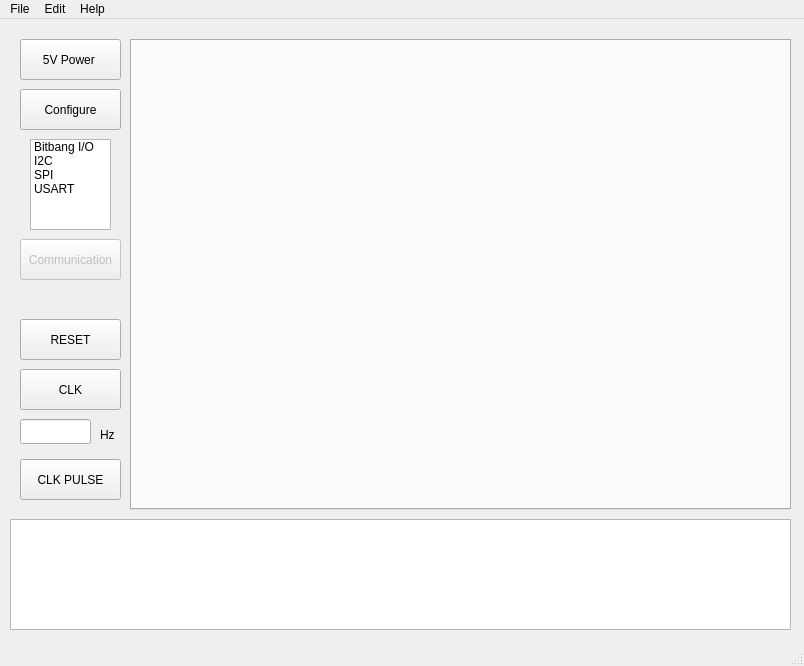
Qt form mainwindow.ui (GaryBlackbourne/Logsys-GUI) before a commit.
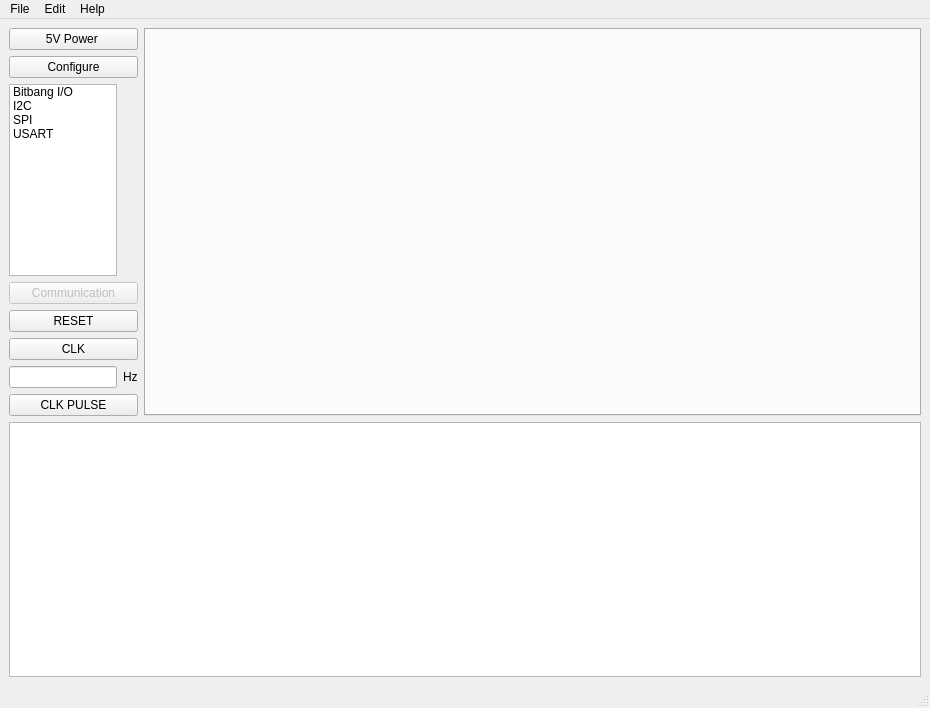
The same form after that commit.

Commit message: Added layout, and window resize support

```diff
--- a/mainwindow.ui
+++ b/mainwindow.ui
@@ -6,12 +6,12 @@
    <rect>
     <x>0</x>
     <y>0</y>
-    <width>804</width>
-    <height>666</height>
+    <width>930</width>
+    <height>708</height>
    </rect>
   </property>
   <property name="sizePolicy">
-   <sizepolicy hsizetype="Fixed" vsizetype="Fixed">
+   <sizepolicy hsizetype="Preferred" vsizetype="Preferred">
     <horstretch>0</horstretch>
     <verstretch>0</verstretch>
    </sizepolicy>
@@ -20,30 +20,14 @@
    <string>Logsys-GUI</string>
   </property>
   <widget class="QWidget" name="centralwidget">
-   <widget class="QTextEdit" name="outputConsole">
-    <property name="geometry">
-     <rect>
-      <x>10</x>
-      <y>500</y>
-      <width>781</width>
-      <height>111</height>
-     </rect>
-    </property>
-    <property name="sizePolicy">
-     <sizepolicy hsizetype="Expanding" vsizetype="Expanding">
-      <horstretch>1</horstretch>
-      <verstretch>1</verstretch>
-     </sizepolicy>
-    </property>
-   </widget>
+   <layout class="QGridLayout" name="gridLayout">
+    <item row="0" column="0" colspan="2">
    <widget class="QPushButton" name="pushbtn_PWR">
-    <property name="geometry">
-     <rect>
-      <x>20</x>
-      <y>20</y>
-      <width>101</width>
-      <height>41</height>
-     </rect>
+      <property name="sizePolicy">
+       <sizepolicy hsizetype="Preferred" vsizetype="Fixed">
+        <horstretch>0</horstretch>
+        <verstretch>0</verstretch>
+       </sizepolicy>
     </property>
     <property name="text">
      <string>5V Power </string>
@@ -52,47 +36,49 @@
      <bool>true</bool>
     </property>
    </widget>
-   <widget class="QListWidget" name="comm_selector">
-    <property name="geometry">
-     <rect>
-      <x>30</x>
-      <y>120</y>
-      <width>81</width>
-      <height>91</height>
-     </rect>
-    </property>
-    <item>
-     <property name="text">
-      <string>Bitbang I/O</string>
-     </property>
+    </item>
+    <item row="0" column="2" rowspan="8">
+     <widget class="QTabWidget" name="tab_container">
+      <property name="sizePolicy">
+       <sizepolicy hsizetype="Preferred" vsizetype="Preferred">
+        <horstretch>1</horstretch>
+        <verstretch>0</verstretch>
+       </sizepolicy>
+      </property>
+      <property name="maximumSize">
+       <size>
+        <width>16777215</width>
+        <height>16777215</height>
+       </size>
+      </property>
+     </widget>
     </item>
-    <item>
-     <property name="text">
-      <string>I2C</string>
-     </property>
-    </item>
-    <item>
+    <item row="1" column="0" colspan="2">
+     <widget class="QPushButton" name="pushbtn_CFG">
+      <property name="sizePolicy">
+       <sizepolicy hsizetype="Preferred" vsizetype="Fixed">
+        <horstretch>0</horstretch>
+        <verstretch>0</verstretch>
+       </sizepolicy>
+      </property>
      <property name="text">
-      <string>SPI</string>
-     </property>
-    </item>
-    <item>
-     <property name="text">
-      <string>USART</string>
-     </property>
-    </item>
-   </widget>
+       <string>Configure</string>
+      </property>
+      <property name="checkable">
+       <bool>true</bool>
+      </property>
+     </widget>
+    </item>
+    <item row="3" column="0" colspan="2">
    <widget class="QPushButton" name="pushbtn_COM">
     <property name="enabled">
      <bool>false</bool>
     </property>
-    <property name="geometry">
-     <rect>
-      <x>20</x>
-      <y>220</y>
-      <width>101</width>
-      <height>41</height>
-     </rect>
+      <property name="sizePolicy">
+       <sizepolicy hsizetype="Preferred" vsizetype="Fixed">
+        <horstretch>0</horstretch>
+        <verstretch>0</verstretch>
+       </sizepolicy>
     </property>
     <property name="text">
      <string>Communication</string>
@@ -101,46 +87,14 @@
      <bool>true</bool>
     </property>
    </widget>
-   <widget class="QPushButton" name="pushbtn_CFG">
-    <property name="geometry">
-     <rect>
-      <x>20</x>
-      <y>70</y>
-      <width>101</width>
-      <height>41</height>
-     </rect>
-    </property>
-    <property name="text">
-     <string>Configure</string>
-    </property>
-    <property name="checkable">
-     <bool>true</bool>
-    </property>
-   </widget>
-   <widget class="QTabWidget" name="tab_container">
-    <property name="geometry">
-     <rect>
-      <x>130</x>
-      <y>20</y>
-      <width>661</width>
-      <height>471</height>
-     </rect>
-    </property>
-    <property name="sizePolicy">
-     <sizepolicy hsizetype="Expanding" vsizetype="Fixed">
-      <horstretch>1</horstretch>
-      <verstretch>0</verstretch>
-     </sizepolicy>
-    </property>
-   </widget>
+    </item>
+    <item row="4" column="0" colspan="2">
    <widget class="QPushButton" name="pushbtn_RST">
-    <property name="geometry">
-     <rect>
-      <x>20</x>
-      <y>300</y>
-      <width>101</width>
-      <height>41</height>
-     </rect>
+      <property name="sizePolicy">
+       <sizepolicy hsizetype="Preferred" vsizetype="Fixed">
+        <horstretch>0</horstretch>
+        <verstretch>0</verstretch>
+       </sizepolicy>
     </property>
     <property name="text">
      <string>RESET</string>
@@ -149,14 +103,14 @@
      <bool>true</bool>
     </property>
    </widget>
+    </item>
+    <item row="5" column="0" colspan="2">
    <widget class="QPushButton" name="pushbtn_CLK">
-    <property name="geometry">
-     <rect>
-      <x>20</x>
-      <y>350</y>
-      <width>101</width>
-      <height>41</height>
-     </rect>
+      <property name="sizePolicy">
+       <sizepolicy hsizetype="Preferred" vsizetype="Fixed">
+        <horstretch>0</horstretch>
+        <verstretch>0</verstretch>
+       </sizepolicy>
     </property>
     <property name="text">
      <string>CLK</string>
@@ -165,49 +119,97 @@
      <bool>true</bool>
     </property>
    </widget>
+    </item>
+    <item row="6" column="0">
    <widget class="QLineEdit" name="freq_input">
-    <property name="geometry">
-     <rect>
-      <x>20</x>
-      <y>400</y>
-      <width>71</width>
-      <height>25</height>
-     </rect>
-    </property>
-   </widget>
+      <property name="sizePolicy">
+       <sizepolicy hsizetype="Fixed" vsizetype="Fixed">
+        <horstretch>0</horstretch>
+        <verstretch>0</verstretch>
+       </sizepolicy>
+      </property>
+     </widget>
+    </item>
+    <item row="6" column="1">
    <widget class="QLabel" name="label_HZ">
-    <property name="geometry">
-     <rect>
-      <x>100</x>
-      <y>400</y>
-      <width>21</width>
-      <height>31</height>
-     </rect>
+      <property name="sizePolicy">
+       <sizepolicy hsizetype="Fixed" vsizetype="Fixed">
+        <horstretch>0</horstretch>
+        <verstretch>0</verstretch>
+       </sizepolicy>
     </property>
     <property name="text">
      <string>Hz</string>
     </property>
    </widget>
+    </item>
+    <item row="7" column="0" colspan="2">
    <widget class="QPushButton" name="pushbtn_PULSE">
-    <property name="geometry">
-     <rect>
-      <x>20</x>
-      <y>440</y>
-      <width>101</width>
-      <height>41</height>
-     </rect>
+      <property name="sizePolicy">
+       <sizepolicy hsizetype="Preferred" vsizetype="Fixed">
+        <horstretch>0</horstretch>
+        <verstretch>0</verstretch>
+       </sizepolicy>
     </property>
     <property name="text">
      <string>CLK PULSE</string>
     </property>
    </widget>
+    </item>
+    <item row="8" column="0" colspan="3">
+     <widget class="QTextEdit" name="outputConsole">
+      <property name="sizePolicy">
+       <sizepolicy hsizetype="Preferred" vsizetype="Preferred">
+        <horstretch>1</horstretch>
+        <verstretch>1</verstretch>
+       </sizepolicy>
+      </property>
+     </widget>
+    </item>
+    <item row="2" column="0">
+     <widget class="QListWidget" name="comm_selector">
+      <property name="sizePolicy">
+       <sizepolicy hsizetype="Preferred" vsizetype="Fixed">
+        <horstretch>0</horstretch>
+        <verstretch>0</verstretch>
+       </sizepolicy>
+      </property>
+      <property name="maximumSize">
+       <size>
+        <width>8388607</width>
+        <height>16777215</height>
+       </size>
+      </property>
+      <item>
+       <property name="text">
+        <string>Bitbang I/O</string>
+       </property>
+      </item>
+      <item>
+       <property name="text">
+        <string>I2C</string>
+       </property>
+      </item>
+      <item>
+       <property name="text">
+        <string>SPI</string>
+       </property>
+      </item>
+      <item>
+       <property name="text">
+        <string>USART</string>
+       </property>
+      </item>
+     </widget>
+    </item>
+   </layout>
   </widget>
   <widget class="QMenuBar" name="menubar">
    <property name="geometry">
     <rect>
      <x>0</x>
      <y>0</y>
-     <width>804</width>
+     <width>930</width>
      <height>22</height>
     </rect>
    </property>
```
Lines whose indentation alone changed are shown as unchanged. The commit also changes 3 other files.
